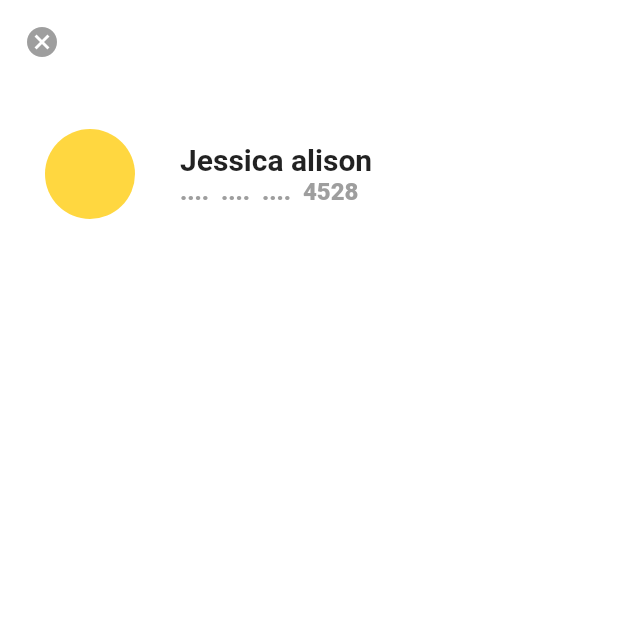
After one commit to dombroks/Grocery_App, a Flutter app: the screen it shows after launch, tab 3 chosen, after a tap on the "arrow forward ios" icon, on a phone screen of 412 x 824 dp, the top half of it. The commit adds this screen. Run offline on Flutter 3.47's test engine with Material 2 defaults, Android fonts, the phone set to English and light mode, and no system bars; our stand-ins replace cloud_firestore, firebase_auth; accounts and stored records are empty; network calls fail.

Commit message:
PaymentMethod Screen

```diff
--- /dev/null
+++ b/lib/Screens/PaymentMethod.dart
@@ -0,0 +1,59 @@
+import 'package:flutter/material.dart';
+
+class PaymentMethod extends StatelessWidget {
+  @override
+  Widget build(BuildContext context) {
+    return Scaffold(
+      appBar: AppBar(
+        elevation: 0,
+        backgroundColor: Colors.white,
+        leading: Icon(
+          Icons.cancel,
+          color: Colors.grey,
+        ),
+      ),
+      body: Container(
+        padding: EdgeInsets.all(30.0),
+        color: Colors.white,
+        child: Column(
+          children: [
+            Row(
+              children: [
+                Container(
+                  width: 60,
+                  height: 60,
+                  decoration: BoxDecoration(
+                    shape: BoxShape.circle,
+                    color: Colors.amberAccent,
+                  ),
+                ),
+                SizedBox(
+                  width: 30,
+                ),
+                Column(
+                  crossAxisAlignment: CrossAxisAlignment.start,
+                  children: [
+                    Text(
+                      "Jessica alison",
+                      style: TextStyle(
+                          fontSize: 20,
+                          fontWeight: FontWeight.bold,
+                          color: Colors.grey[750]),
+                    ),
+                    Text(
+                      "....  ....  ....  4528",
+                      style: TextStyle(
+                          fontSize: 16,
+                          fontWeight: FontWeight.w900,
+                          color: Colors.grey),
+                    ),
+                  ],
+                )
+              ],
+            ),
+          ],
+        ),
+      ),
+    );
+  }
+}
--- a/lib/Screens/Profile.dart
+++ b/lib/Screens/Profile.dart
@@ -1,4 +1,6 @@
 import 'package:flutter/material.dart';
+import 'package:grocery_app/Screens/MainScreen.dart';
+import 'package:grocery_app/Screens/PaymentMethod.dart';
 import 'package:grocery_app/components/ProfileCardItem.dart';
 
 class Profile extends StatefulWidget {
@@ -81,6 +83,12 @@ class _ProfileState extends State<Profile> {
                       itemName: "Recipient details",
                       colordata: Colors.purple,
                       icon: Icons.account_circle,
+                      toAnotherScreen: () {
+                        Navigator.push(
+                            context,
+                            MaterialPageRoute(
+                                builder: (context) => PaymentMethod()));
+                      },
                     ),
                     SizedBox(
                       height: 0.5,
--- a/lib/components/ProfileCardItem.dart
+++ b/lib/components/ProfileCardItem.dart
@@ -48,10 +48,15 @@ class ProfileCardItem extends StatelessWidget {
               ),
             ],
           ),
-          Icon(
-            Icons.arrow_forward_ios,
-            size: 13,
-            color: Colors.grey,
+          GestureDetector(
+            child: Icon(
+              Icons.arrow_forward_ios,
+              size: 13,
+              color: Colors.grey,
+            ),
+            onTap: () {
+              toAnotherScreen();
+            },
           ),
         ],
       ),
```
